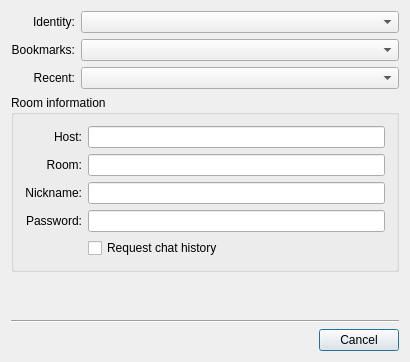
Before: the Qt Designer form src/mucjoin.ui in psi-plus/psi-plus-snapshots, drawn with Qt 5.
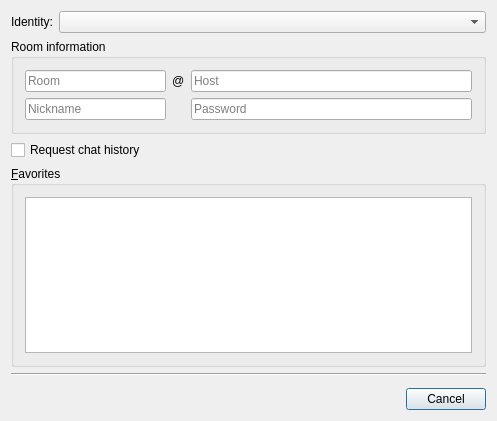
After: the same form once the commit is applied. Custom widgets are drawn as their Qt base class.

```diff
--- a/src/mucjoin.ui
+++ b/src/mucjoin.ui
@@ -6,136 +6,105 @@
    <rect>
     <x>0</x>
     <y>0</y>
-    <width>410</width>
-    <height>362</height>
+    <width>497</width>
+    <height>421</height>
    </rect>
   </property>
   <property name="windowTitle">
    <string>Join Groupchat</string>
   </property>
-  <layout class="QGridLayout" name="_2">
-   <item row="0" column="0">
-    <widget class="QLabel" name="lb_identity">
-     <property name="text">
-      <string>Identity:</string>
-     </property>
-     <property name="alignment">
-      <set>Qt::AlignRight|Qt::AlignTrailing|Qt::AlignVCenter</set>
-     </property>
-    </widget>
+  <layout class="QVBoxLayout" name="verticalLayout">
+   <item>
+    <layout class="QFormLayout" name="formLayout_2">
+     <item row="0" column="0">
+      <widget class="QLabel" name="lb_identity">
+       <property name="text">
+        <string>Identity:</string>
+       </property>
+       <property name="alignment">
+        <set>Qt::AlignRight|Qt::AlignTrailing|Qt::AlignVCenter</set>
+       </property>
+      </widget>
+     </item>
+     <item row="0" column="1">
+      <widget class="AccountsComboBox" name="cb_ident">
+       <property name="sizePolicy">
+        <sizepolicy hsizetype="Expanding" vsizetype="Fixed">
+         <horstretch>0</horstretch>
+         <verstretch>0</verstretch>
+        </sizepolicy>
+       </property>
+      </widget>
+     </item>
+    </layout>
    </item>
-   <item row="0" column="1">
-    <widget class="AccountsComboBox" name="cb_ident"/>
-   </item>
-   <item row="2" column="0">
-    <widget class="QLabel" name="TextLabel1_2">
-     <property name="text">
-      <string>Recent:</string>
-     </property>
-     <property name="alignment">
-      <set>Qt::AlignRight|Qt::AlignTrailing|Qt::AlignVCenter</set>
-     </property>
-    </widget>
-   </item>
-   <item row="2" column="1">
-    <widget class="QComboBox" name="cb_recent">
-     <property name="sizePolicy">
-      <sizepolicy hsizetype="Expanding" vsizetype="Fixed">
-       <horstretch>0</horstretch>
-       <verstretch>0</verstretch>
-      </sizepolicy>
-     </property>
-    </widget>
-   </item>
-   <item row="4" column="0" colspan="2">
+   <item>
     <widget class="QGroupBox" name="gb_info">
      <property name="title">
       <string>Room information</string>
      </property>
-     <layout class="QGridLayout">
-      <item row="0" column="0">
-       <widget class="QLabel" name="TextLabel2">
-        <property name="text">
-         <string>Host:</string>
-        </property>
-        <property name="alignment">
-         <set>Qt::AlignRight|Qt::AlignTrailing|Qt::AlignVCenter</set>
-        </property>
-       </widget>
-      </item>
-      <item row="0" column="1">
-       <widget class="QLineEdit" name="le_host"/>
-      </item>
+     <layout class="QGridLayout" name="gridLayout_2" columnstretch="1,0,2">
       <item row="1" column="0">
-       <widget class="QLabel" name="TextLabel3">
-        <property name="text">
-         <string>Room:</string>
+       <widget class="QLineEdit" name="le_nick">
+        <property name="placeholderText">
+         <string>Nickname</string>
         </property>
-        <property name="alignment">
-         <set>Qt::AlignRight|Qt::AlignTrailing|Qt::AlignVCenter</set>
-        </property>
        </widget>
       </item>
-      <item row="1" column="1">
-       <widget class="QLineEdit" name="le_room"/>
-      </item>
-      <item row="2" column="0">
-       <widget class="QLabel" name="TextLabel4">
-        <property name="text">
-         <string>Nickname:</string>
+      <item row="0" column="0">
+       <widget class="QLineEdit" name="le_room">
+        <property name="placeholderText">
+         <string>Room</string>
         </property>
-        <property name="alignment">
-         <set>Qt::AlignRight|Qt::AlignTrailing|Qt::AlignVCenter</set>
-        </property>
        </widget>
       </item>
-      <item row="2" column="1">
-       <widget class="QLineEdit" name="le_nick"/>
-      </item>
-      <item row="3" column="0">
-       <widget class="QLabel" name="TextLabel5">
-        <property name="text">
-         <string>Password:</string>
-        </property>
-        <property name="alignment">
-         <set>Qt::AlignRight|Qt::AlignTrailing|Qt::AlignVCenter</set>
-        </property>
-       </widget>
-      </item>
-      <item row="3" column="1">
+      <item row="1" column="2">
        <widget class="QLineEdit" name="le_pass">
         <property name="echoMode">
          <enum>QLineEdit::Password</enum>
         </property>
+        <property name="placeholderText">
+         <string>Password</string>
+        </property>
        </widget>
       </item>
-      <item row="4" column="1">
-       <widget class="QCheckBox" name="ck_history">
+      <item row="0" column="1">
+       <widget class="QLabel" name="label">
         <property name="text">
-         <string>Request chat history</string>
+         <string notr="true">@</string>
         </property>
        </widget>
       </item>
+      <item row="0" column="2">
+       <widget class="QLineEdit" name="le_host">
+        <property name="placeholderText">
+         <string>Host</string>
+        </property>
+       </widget>
+      </item>
      </layout>
     </widget>
    </item>
-   <item row="5" column="0" colspan="2">
-    <spacer>
-     <property name="orientation">
-      <enum>Qt::Vertical</enum>
+   <item>
+    <widget class="QCheckBox" name="ck_history">
+     <property name="text">
+      <string>Request chat history</string>
      </property>
-     <property name="sizeType">
-      <enum>QSizePolicy::Expanding</enum>
+    </widget>
+   </item>
+   <item>
+    <widget class="QGroupBox" name="groupBox">
+     <property name="title">
+      <string>&amp;Favorites</string>
      </property>
-     <property name="sizeHint" stdset="0">
-      <size>
-       <width>331</width>
-       <height>0</height>
-      </size>
-     </property>
-    </spacer>
+     <layout class="QVBoxLayout" name="verticalLayout_2">
+      <item>
+       <widget class="QListWidget" name="lwFavorites"/>
+      </item>
+     </layout>
+    </widget>
    </item>
-   <item row="6" column="0" colspan="2">
+   <item>
     <widget class="Line" name="Line1">
      <property name="frameShape">
       <enum>QFrame::HLine</enum>
@@ -148,29 +117,16 @@
      </property>
     </widget>
    </item>
-   <item row="7" column="0">
+   <item>
     <widget class="BusyWidget" name="busy" native="true"/>
    </item>
-   <item row="7" column="1">
+   <item>
     <widget class="QDialogButtonBox" name="buttonBox">
      <property name="standardButtons">
       <set>QDialogButtonBox::Cancel</set>
      </property>
     </widget>
    </item>
-   <item row="1" column="0">
-    <widget class="QLabel" name="label">
-     <property name="text">
-      <string>Bookmarks:</string>
-     </property>
-     <property name="alignment">
-      <set>Qt::AlignRight|Qt::AlignTrailing|Qt::AlignVCenter</set>
-     </property>
-    </widget>
-   </item>
-   <item row="1" column="1">
-    <widget class="QComboBox" name="cb_bookmarks"/>
-   </item>
   </layout>
  </widget>
  <layoutdefault spacing="6" margin="11"/>
```
Left out of the diff: 13 changed lines with no effect on the pictures.
